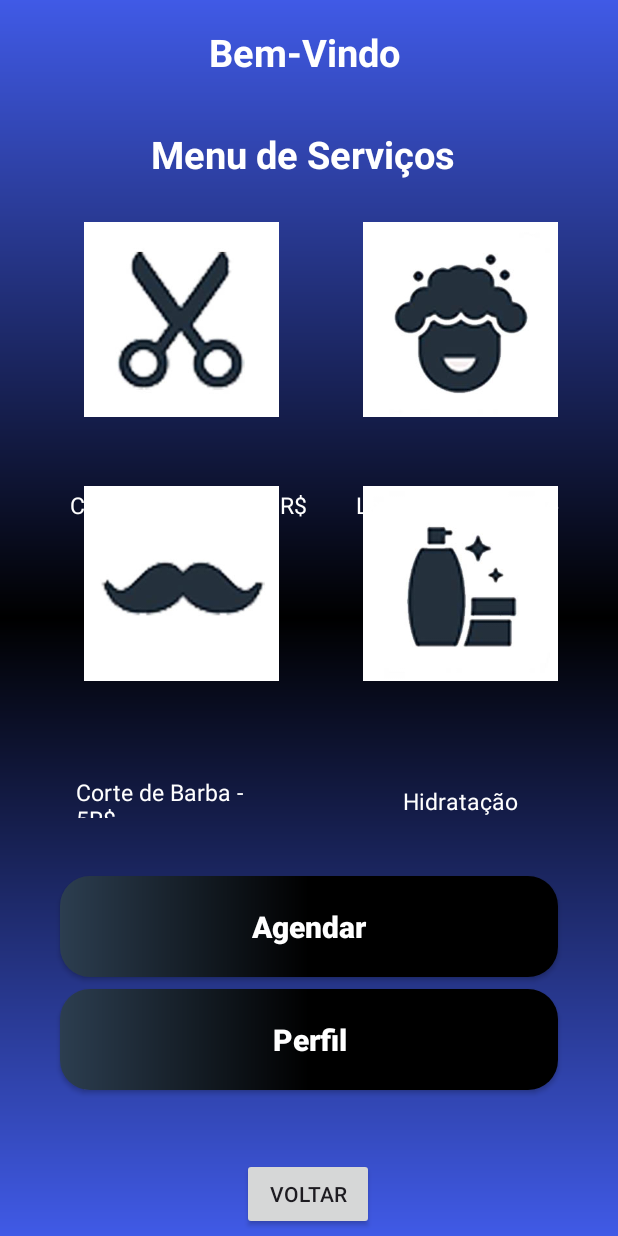
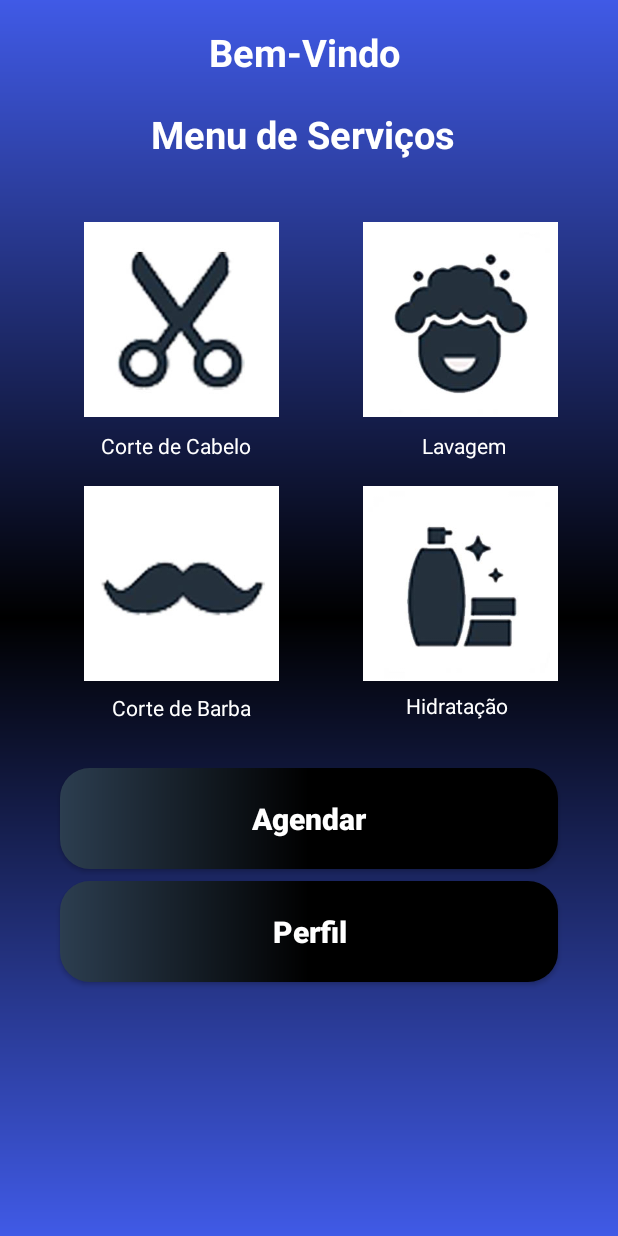
Before and after one commit to rafaelrodrigus/Projeto-barbearia, an Android app: the TelaMenuServico screen opened directly, with no data from a screen before it, on a phone screen of 412 x 824 dp. Run offline under Robolectric (Android 15) with nearby library versions, the phone set to English and light mode, and no system bars.

Commit message:
mudei varias coisas

```diff
--- a/app/src/main/AndroidManifest.xml
+++ b/app/src/main/AndroidManifest.xml
@@ -12,6 +12,9 @@
         android:supportsRtl="true"
         android:theme="@style/Theme.SiteRR"
         tools:targetApi="31">
+        <activity
+            android:name=".VerAgendamentos"
+            android:exported="false" />
         <activity
             android:name=".CadastrarFucionario"
             android:exported="false" />
--- a/app/src/main/java/com/example/siterr/FormCadastro.java
+++ b/app/src/main/java/com/example/siterr/FormCadastro.java
@@ -30,7 +30,7 @@ import java.util.Map;
 public class FormCadastro extends AppCompatActivity {
 
     private EditText edit_nome, edit_email, edit_senha;
-    private Button bt_cadastrar, bt_voltar;
+    private Button bt_cadastrar;
     String[] mensagens = {"Preencha todos os campos", "Cadastro realizado com sucesso"};
     String usuarioID;
 
@@ -62,7 +62,6 @@ public class FormCadastro extends AppCompatActivity {
         edit_email = findViewById(R.id.edit_email);
         edit_senha = findViewById(R.id.edit_senha);
         bt_cadastrar = findViewById(R.id.bt_cadastrar);
-        bt_voltar = findViewById(R.id.bt_voltar);
     }
 
     private void CadastrarUsuario(View v) {
--- a/app/src/main/java/com/example/siterr/TelaMenuServico.java
+++ b/app/src/main/java/com/example/siterr/TelaMenuServico.java
@@ -17,7 +17,7 @@ public class TelaMenuServico extends AppCompatActivity {
         super.onCreate(savedInstanceState);
         setContentView(R.layout.activity_menu_servico);
 
-        butaovoltar = findViewById(R.id.bt_voltar);
+
         appCompatButton = findViewById(R.id.appCompatButton);
         appCompatButtonPerfil = findViewById(R.id.appCompatButtonPerfil);
 
--- a/app/src/main/java/com/example/siterr/TelaPerfil.java
+++ b/app/src/main/java/com/example/siterr/TelaPerfil.java
@@ -39,6 +39,8 @@ public class TelaPerfil extends AppCompatActivity {
                 finish();
             }
         });
+
+
     }
 
     @Override
--- a/app/src/main/res/layout/activity_form_login.xml
+++ b/app/src/main/res/layout/activity_form_login.xml
@@ -91,8 +91,12 @@
         android:text="Barbearia Senai"
         android:textColor="@color/white"
         android:textSize="30dp"
-        tools:layout_editor_absoluteX="100dp"
-        tools:layout_editor_absoluteY="16dp"
+        app:layout_constraintBottom_toBottomOf="parent"
+        app:layout_constraintEnd_toEndOf="parent"
+        app:layout_constraintHorizontal_bias="0.497"
+        app:layout_constraintStart_toStartOf="parent"
+        app:layout_constraintTop_toTopOf="parent"
+        app:layout_constraintVertical_bias="0.023"
         tools:ignore="MissingConstraints" />
 
 
--- a/app/src/main/res/layout/activity_menu_servico.xml
+++ b/app/src/main/res/layout/activity_menu_servico.xml
@@ -56,11 +56,11 @@
         android:id="@+id/textView"
         android:layout_width="wrap_content"
         android:layout_height="wrap_content"
+        android:layout_marginTop="72dp"
         android:text="Menu de Serviços "
         android:textColor="@color/white"
         android:textSize="25dp"
         android:textStyle="bold"
-        app:layout_constraintBottom_toBottomOf="@+id/bt_voltar"
         app:layout_constraintEnd_toEndOf="parent"
         app:layout_constraintHorizontal_bias="0.497"
         app:layout_constraintStart_toStartOf="parent"
@@ -68,13 +68,13 @@
         app:layout_constraintVertical_bias="0.109"
         tools:ignore="MissingConstraints" />
 
-
     <androidx.appcompat.widget.AppCompatButton
         android:id="@+id/appCompatButton"
         style="@style/Button"
+        android:layout_marginTop="512dp"
         android:text="Agendar"
-        app:layout_constraintBottom_toBottomOf="@+id/bt_voltar"
         app:layout_constraintEnd_toEndOf="parent"
+        app:layout_constraintHorizontal_bias="0.8"
         app:layout_constraintStart_toStartOf="parent"
         app:layout_constraintTop_toTopOf="parent"
         app:layout_constraintVertical_bias="0.771" />
@@ -85,42 +85,10 @@
         style="@style/Button"
         android:layout_marginTop="8dp"
         android:text="Perfil"
-        app:layout_constraintBottom_toBottomOf="@+id/bt_voltar"
         app:layout_constraintEnd_toEndOf="parent"
         app:layout_constraintStart_toStartOf="parent"
         app:layout_constraintTop_toBottomOf="@id/appCompatButton"
         app:layout_constraintVertical_bias="0.0" />
-
-    <TextView
-        android:id="@+id/cortedecabelo"
-        android:layout_width="wrap_content"
-        android:layout_height="wrap_content"
-        android:text="Corte de Cabelo - 15R$"
-        android:textColor="@color/white"
-        android:textSize="15dp"
-        app:layout_constraintBottom_toBottomOf="parent"
-        app:layout_constraintEnd_toEndOf="parent"
-        app:layout_constraintHorizontal_bias="0.183"
-        app:layout_constraintStart_toStartOf="parent"
-        app:layout_constraintTop_toTopOf="parent"
-        app:layout_constraintVertical_bias="0.406"
-        tools:ignore="MissingConstraints" />
-
-    <TextView
-        android:id="@+id/Lavagem"
-        android:layout_width="wrap_content"
-        android:layout_height="wrap_content"
-        android:text="Lavagem de Cabelo"
-        android:textColor="@color/white"
-        android:textSize="15dp"
-        app:layout_constraintBottom_toBottomOf="parent"
-        app:layout_constraintEnd_toEndOf="parent"
-        app:layout_constraintHorizontal_bias="0.857"
-        app:layout_constraintStart_toStartOf="parent"
-        app:layout_constraintTop_toTopOf="parent"
-        app:layout_constraintVertical_bias="0.406"
-        tools:ignore="MissingConstraints" />
-
 
     <TextView
         android:id="@+id/BemVindo"
@@ -138,48 +106,62 @@
         tools:ignore="MissingConstraints" />
 
     <TextView
-        android:id="@+id/cortedebaraba"
-        android:layout_width="135dp"
-        android:layout_height="28dp"
-        android:text="Corte de Barba - 5R$"
+        android:id="@+id/Cortedecabelo"
+        android:layout_width="wrap_content"
+        android:layout_height="wrap_content"
+        android:layout_marginTop="8dp"
+        android:text="Corte de Cabelo"
         android:textColor="@color/white"
-        android:textSize="15dp"
         app:layout_constraintBottom_toBottomOf="parent"
         app:layout_constraintEnd_toEndOf="parent"
-        app:layout_constraintHorizontal_bias="0.184"
+        app:layout_constraintHorizontal_bias="0.216"
         app:layout_constraintStart_toStartOf="parent"
-        app:layout_constraintTop_toTopOf="parent"
-        app:layout_constraintVertical_bias="0.65"
+        app:layout_constraintTop_toBottomOf="@+id/corte"
+        app:layout_constraintVertical_bias="0.002"
         tools:ignore="MissingConstraints" />
 
     <TextView
-        android:id="@+id/hidratacaodecabelo"
+        android:id="@+id/Lavagem"
         android:layout_width="wrap_content"
         android:layout_height="wrap_content"
+        android:layout_marginTop="8dp"
+        android:text="Lavagem"
+        android:textColor="@color/white"
+        app:layout_constraintBottom_toBottomOf="parent"
+        app:layout_constraintEnd_toEndOf="parent"
+        app:layout_constraintHorizontal_bias="0.79"
+        app:layout_constraintStart_toStartOf="parent"
+        app:layout_constraintTop_toBottomOf="@+id/lavagem"
+        app:layout_constraintVertical_bias="0.002"
+        tools:ignore="MissingConstraints" />
+
+    <TextView
+        android:id="@+id/CortedeBarba"
+        android:layout_width="wrap_content"
+        android:layout_height="wrap_content"
+        android:text="Corte de Barba"
+        android:textColor="@color/white"
+        app:layout_constraintBottom_toBottomOf="parent"
+        app:layout_constraintEnd_toEndOf="parent"
+        app:layout_constraintHorizontal_bias="0.233"
+        app:layout_constraintStart_toStartOf="parent"
+        app:layout_constraintTop_toBottomOf="@+id/barba"
+        app:layout_constraintVertical_bias="0.023"
+        tools:ignore="MissingConstraints" />
+
+    <TextView
+        android:id="@+id/Hidratacao"
+        android:layout_width="wrap_content"
+        android:layout_height="wrap_content"
+        android:layout_marginTop="4dp"
         android:text="Hidratação"
         android:textColor="@color/white"
-        android:textSize="15dp"
         app:layout_constraintBottom_toBottomOf="parent"
         app:layout_constraintEnd_toEndOf="parent"
-        app:layout_constraintHorizontal_bias="0.802"
+        app:layout_constraintHorizontal_bias="0.786"
         app:layout_constraintStart_toStartOf="parent"
-        app:layout_constraintTop_toTopOf="parent"
-        app:layout_constraintVertical_bias="0.652"
+        app:layout_constraintTop_toBottomOf="@+id/hidratacao"
+        app:layout_constraintVertical_bias="0.007"
         tools:ignore="MissingConstraints" />
 
-    <androidx.appcompat.widget.AppCompatButton
-        android:id="@+id/bt_voltar"
-        android:layout_width="wrap_content"
-        android:layout_height="wrap_content"
-        android:layout_marginTop="200dp"
-        android:layout_marginBottom="4dp"
-        android:onClick="botaoVoltar"
-        android:text="Voltar"
-        app:layout_constraintBottom_toBottomOf="parent"
-        app:layout_constraintEnd_toEndOf="parent"
-        app:layout_constraintHorizontal_bias="0.498"
-        app:layout_constraintStart_toStartOf="parent"
-        app:layout_constraintTop_toBottomOf="@id/containerComponents"
-        tools:ignore="MissingConstraints,NotSibling" />
-
 </androidx.constraintlayout.widget.ConstraintLayout>
--- a/app/src/main/res/layout/activity_tela_perfil.xml
+++ b/app/src/main/res/layout/activity_tela_perfil.xml
@@ -76,12 +76,13 @@
         app:layout_constraintStart_toEndOf="@id/iconeEmail"
         app:layout_constraintTop_toBottomOf="@id/text_nomeUsuario" />
 
+
     <Button
         android:id="@+id/bt_deslogar"
         android:layout_width="match_parent"
         android:layout_height="wrap_content"
         android:layout_margin="20dp"
-        android:layout_marginTop="72dp"
+        android:layout_marginTop="64dp"
         android:backgroundTint="@color/black"
         android:padding="20dp"
         android:text="Deslogar"
@@ -90,6 +91,8 @@
         android:textSize="18sp"
         android:textStyle="bold"
         app:layout_constraintTop_toBottomOf="@id/textEmailUsuario"
-        tools:layout_editor_absoluteX="24dp"
-        tools:ignore="InvalidId" />
+        tools:ignore="InvalidId"
+        tools:layout_editor_absoluteX="20dp" />
+
+    ]felie
 </androidx.constraintlayout.widget.ConstraintLayout>
```
